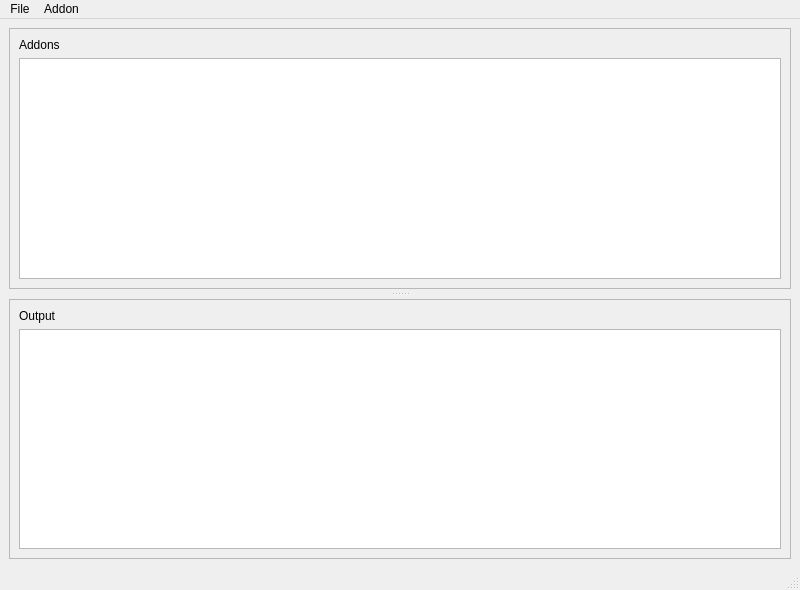
PaulCanada/wow-addon-updater, file ui/main_window.ui: the form before one commit.
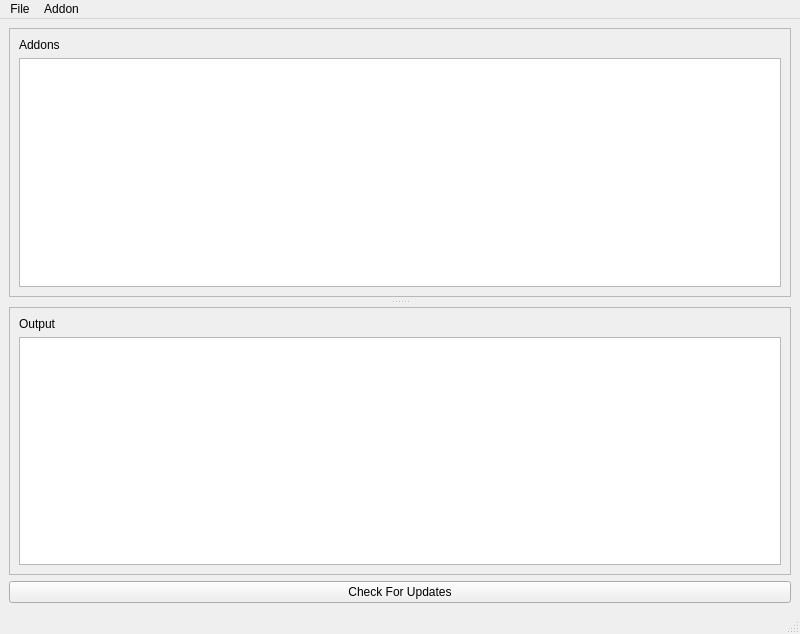
The form after the commit.

Commit message: Add `Check for Updates` button to main GUI.

The edit to the form file:
```diff
--- a/ui/main_window.ui
+++ b/ui/main_window.ui
@@ -7,7 +7,7 @@
     <x>0</x>
     <y>0</y>
     <width>800</width>
-    <height>590</height>
+    <height>634</height>
    </rect>
   </property>
   <property name="windowTitle">
@@ -83,6 +83,13 @@
       </widget>
      </widget>
     </item>
+    <item row="2" column="0">
+     <widget class="QPushButton" name="btnCheckForUpdates">
+      <property name="text">
+       <string>Check For Updates</string>
+      </property>
+     </widget>
+    </item>
    </layout>
   </widget>
   <widget class="QMenuBar" name="menubar">
```
The commit also changes 1 other file.
